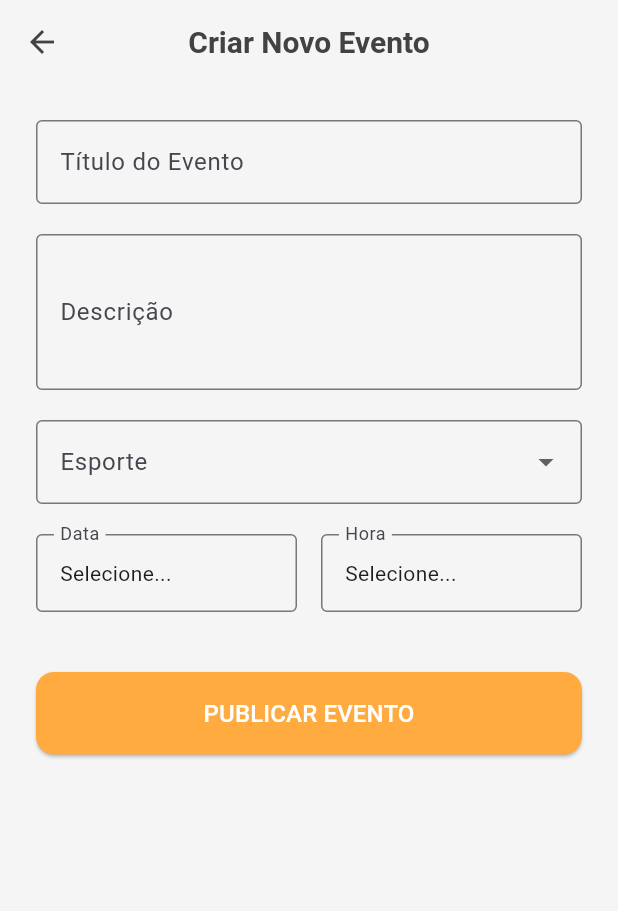
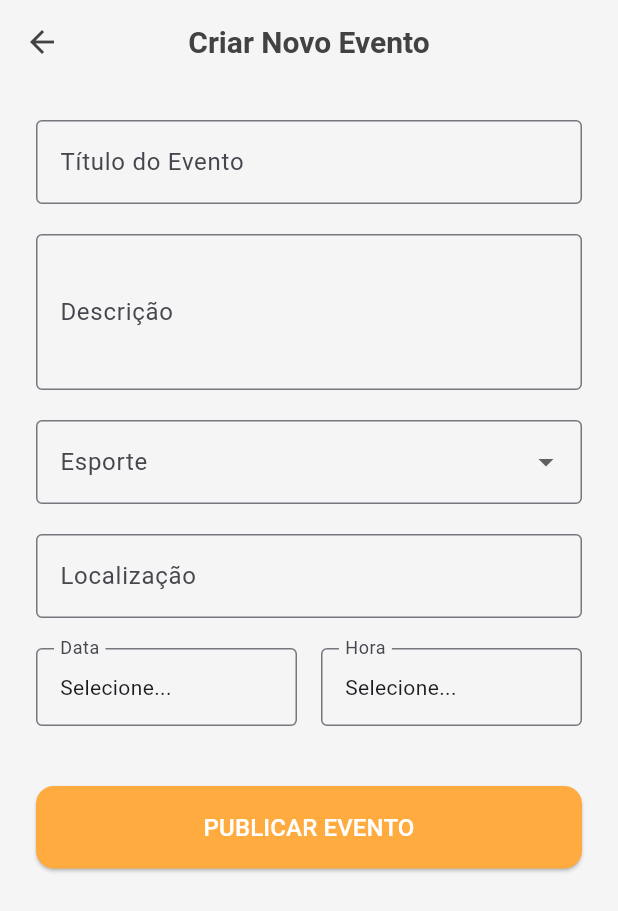
Before and after one commit to arthureich/sportsapp, a Flutter app: the screen it shows after launch, after a tap on the "add" icon, on a phone screen of 412 x 824 dp. Shown: the top 911 px of the screen. Run offline on Flutter 3.47's test engine with Material 3 defaults, Android fonts, the phone set to English and light mode, and no system bars; our stand-ins replace firebase_core, flutter_svg; accounts and stored records are empty; network calls fail; Roboto replaces fonts that are missing (Poppins).

```diff
--- a/lib/main.dart
+++ b/lib/main.dart
@@ -1,7 +1,13 @@
 import 'package:flutter/material.dart';
 import 'package:flutter_application_1/screens/home/home_screen.dart';
+import 'package:firebase_core/firebase_core.dart';
+import 'firebase_options.dart';
 
-void main() {
+Future<void> main() async {
+  WidgetsFlutterBinding.ensureInitialized();
+  await Firebase.initializeApp(
+    options: DefaultFirebaseOptions.currentPlatform,
+  );
   runApp(const MyApp());
 }
 
--- a/lib/screens/events/create_event_screen.dart
+++ b/lib/screens/events/create_event_screen.dart
@@ -103,6 +103,22 @@ class _CreateEventScreenState extends State<CreateEventScreen> {
                 },
                  validator: (value) => value == null ? 'Selecione um esporte' : null,
               ),
+                            const SizedBox(height: 20),
+
+              // --- Campo Localização ---
+              TextFormField(
+                decoration: const InputDecoration(
+                  labelText: 'Localização',
+                  hintText: 'Ex: Parque Central, Rua 123',
+                  border: OutlineInputBorder(),
+                ),
+                validator: (value) {
+                  if (value == null || value.isEmpty) {
+                    return 'Por favor, insira a localização.';
+                  }
+                  return null;
+                },
+              ),
               const SizedBox(height: 20),
 
               // --- Seleção de Data e Hora ---
--- a/lib/screens/profile/profile_screen.dart
+++ b/lib/screens/profile/profile_screen.dart
@@ -106,15 +106,15 @@ class ProfileScreen extends StatelessWidget {
         const SizedBox(height: 20),
         const CircleAvatar(
           radius: 50,
-          backgroundImage: NetworkImage('https://i.pravatar.cc/150?u=a042581f4e29026704d'),
+          backgroundImage: NetworkImage('https://cdn2.iconfinder.com/data/icons/flatfaces-everyday-people-square/128/sports_shirt_boy_man_face_avatar-512.png'),
         ),
         const SizedBox(height: 12),
         const Text(
-          'Joana da Silva',
+          'Arthur Eich',
           style: TextStyle(fontSize: 22, fontWeight: FontWeight.bold),
         ),
         const Text(
-          'Entusiasta de Vôlei e Corrida',
+          'Atleta de futebol e corrida',
           style: TextStyle(fontSize: 16, color: Colors.grey),
         ),
         const SizedBox(height: 20),
--- a/pubspec.yaml
+++ b/pubspec.yaml
@@ -30,7 +30,9 @@ environment:
 dependencies:
   flutter:
     sdk: flutter
-
+  firebase_core: ^3.1.1
+  firebase_auth: ^5.1.1
+  cloud_firestore: ^5.0.2
   # The following adds the Cupertino Icons font to your application.
   # Use with the CupertinoIcons class for iOS style icons.
   cupertino_icons: ^1.0.8
```
Also changed, not shown: assets/images/mapa_placeholder.png, firebase.json (added), lib/firebase_options.dart (added), pubspec.lock, 8 other files.
